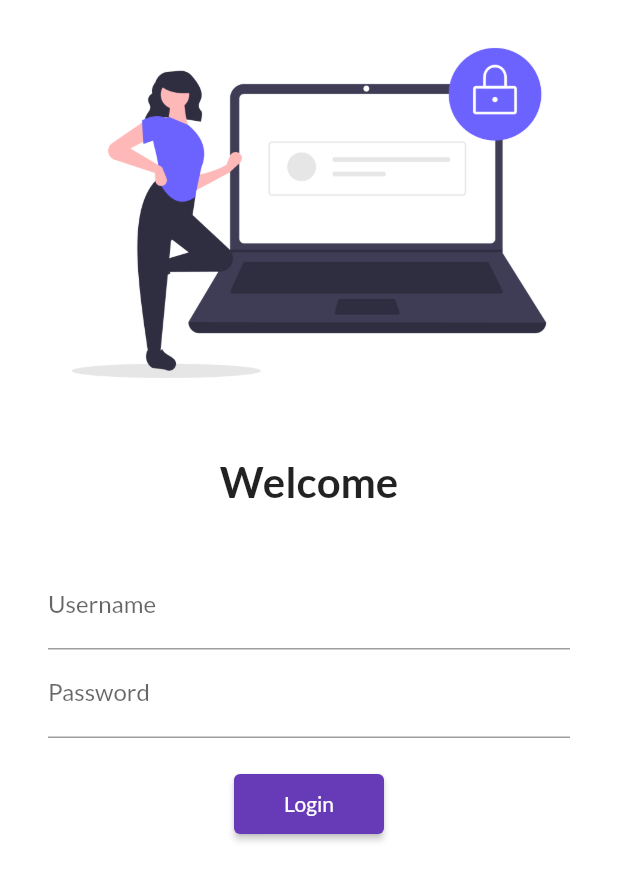
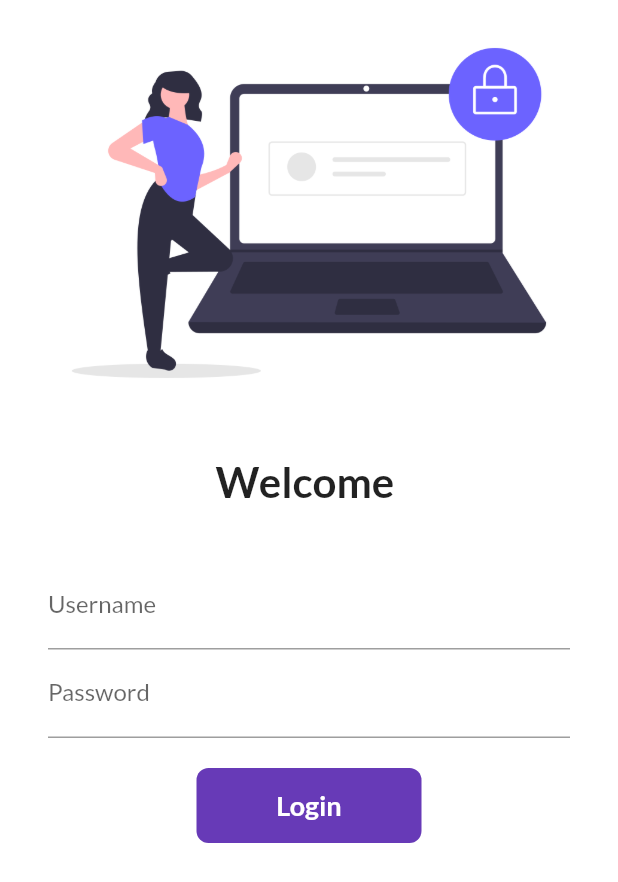
Before and after one commit to karanbora79/30daysofFlutter, a Flutter app: the screen it shows after launch, on a phone screen of 412 x 824 dp. Shown: the top 882 px of the screen. Run offline on Flutter 3.47's test engine with Material 2 defaults, Android fonts, the phone set to English and light mode, and no system bars; our stand-ins replace google_fonts.

Commit message:
day 6 completed

```diff
--- a/lib/pages/login_page.dart
+++ b/lib/pages/login_page.dart
@@ -1,9 +1,17 @@
 import 'package:flutter/material.dart';
 import 'package:flutter_catalogue/utils/routes.dart';
 
-class LoginPage extends StatelessWidget {
+class LoginPage extends StatefulWidget {
   const LoginPage({super.key});
 
+  @override
+  State<LoginPage> createState() => _LoginPageState();
+}
+
+// _ is used to make anything private in flutter
+class _LoginPageState extends State<LoginPage> {
+  String name = "";
+  bool changeButton = false;
   @override
   Widget build(BuildContext context) {
     return Material(
@@ -18,7 +26,7 @@ class LoginPage extends StatelessWidget {
             SizedBox(
               height: 20.0,
             ),
-            Text("Welcome",
+            Text("Welcome $name",
                 style: TextStyle(
                   fontSize: 28,
                   fontWeight: FontWeight.bold,
@@ -39,6 +47,10 @@ class LoginPage extends StatelessWidget {
                       hintText: "Enter Username",
                       labelText: "Username",
                     ),
+                    onChanged: (value) {
+                      name = value;
+                      setState(() {});
+                    },
                   ),
                   TextFormField(
                     obscureText: true,
@@ -51,13 +63,48 @@ class LoginPage extends StatelessWidget {
                     height: 20.0,
                     // child: Text("Hello"),
                   ),
-                  ElevatedButton(
-                    child: Text("Login"),
-                    style: TextButton.styleFrom(minimumSize: Size(100, 40)),
-                    onPressed: () {
+                  InkWell(
+                    onTap: () async {
+                      setState(() {
+                        changeButton = true;
+                      });
+                      await Future.delayed(Duration(seconds: 1));
                       Navigator.pushNamed(context, MyRoutes.homeRoute);
                     },
+                    child: AnimatedContainer(
+                      duration: Duration(seconds: 1),
+                      width: changeButton ? 50 : 150,
+                      height: 50,
+                      alignment: Alignment.center,
+                      child: changeButton
+                          ? Icon(
+                              Icons.done,
+                              color: Colors.white,
+                            )
+                          : Text(
+                              "Login",
+                              style: TextStyle(
+                                color: Colors.white,
+                                fontWeight: FontWeight.bold,
+                                fontSize: 18,
+                              ),
+                            ),
+                      decoration: BoxDecoration(
+                        color: Colors.deepPurple,
+                        // shape:
+                        //     changeButton ? BoxShape.circle : BoxShape.rectangle,
+                        borderRadius:
+                            BorderRadius.circular(changeButton ? 50 : 8),
+                      ),
+                    ),
                   )
+                  // ElevatedButton(
+                  //   child: Text("Login"),
+                  //   style: TextButton.styleFrom(minimumSize: Size(100, 40)),
+                  //   onPressed: () {
+                  //     Navigator.pushNamed(context, MyRoutes.homeRoute);
+                  //   },
+                  // )
                 ],
               ),
             )
```
